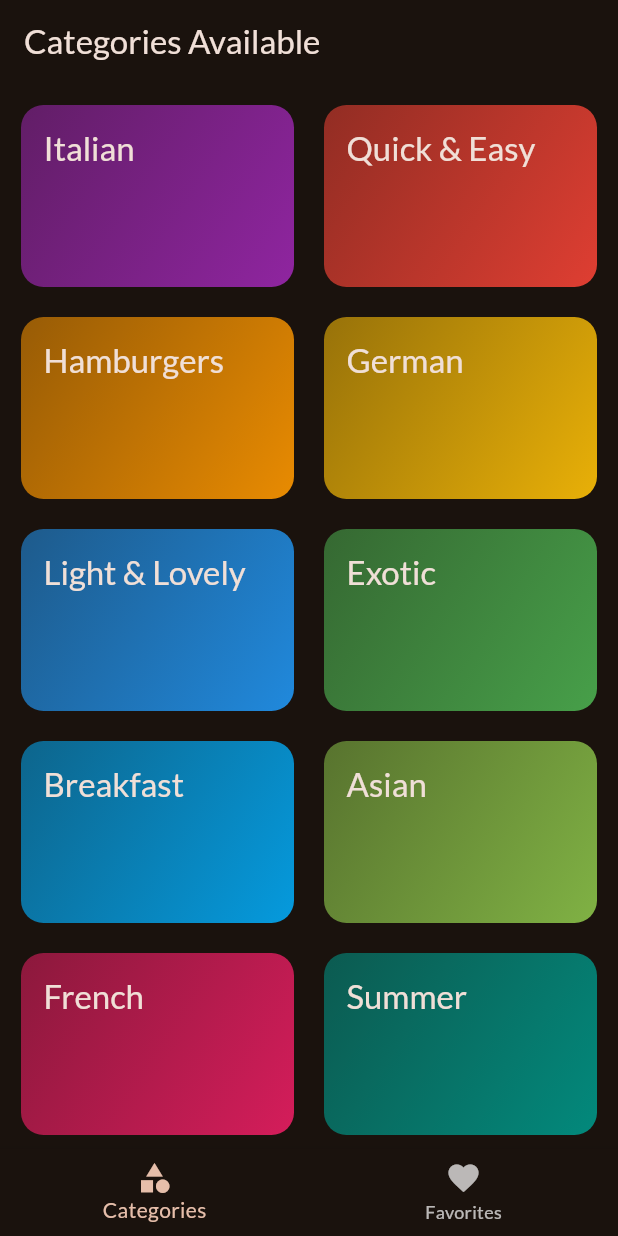
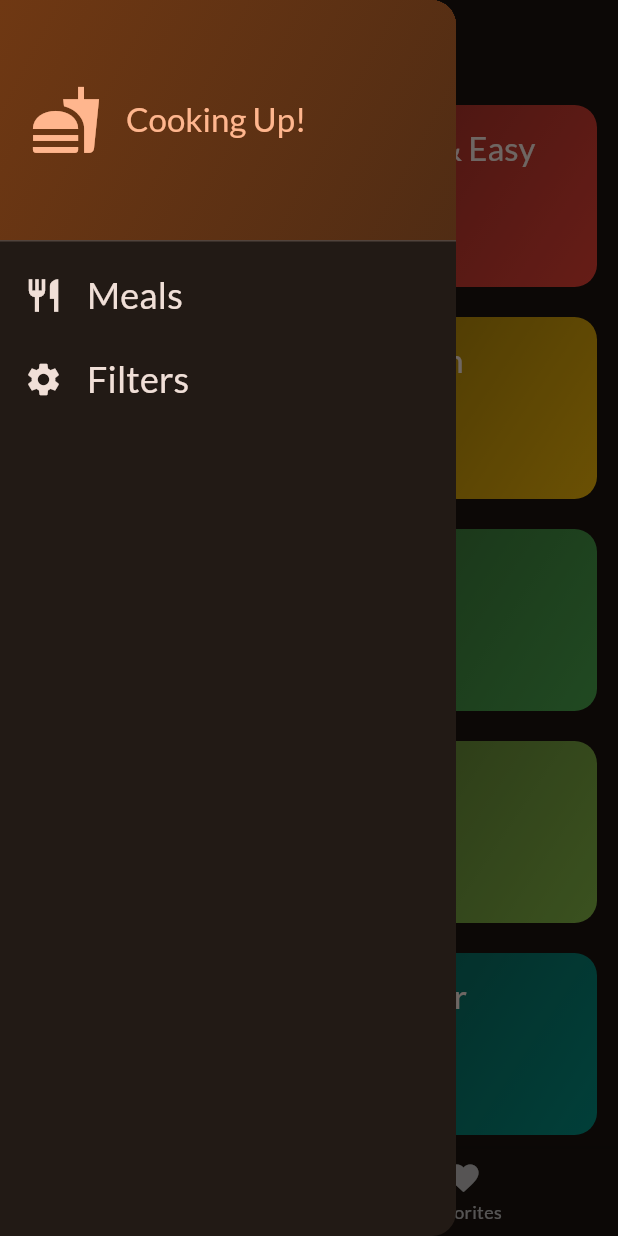
Before and after one commit to KrishKoria/Meals-App-Flutter, a Flutter app: the screen it shows after launch, with the side drawer open (before the commit the screen has no drawer), on a phone screen of 412 x 824 dp. Run offline on Flutter 3.47's test engine with Material 3 defaults, Android fonts, the phone set to English and light mode, and no system bars; our stand-ins replace google_fonts, transparent_image.

Commit message:
Created A custom Side Drawer

```diff
--- a/lib/Screens/tabs.dart
+++ b/lib/Screens/tabs.dart
@@ -2,6 +2,7 @@ import 'package:flutter/material.dart';
 import 'package:meals_app/Models/meal.dart';
 import 'package:meals_app/Screens/categories.dart';
 import 'package:meals_app/Screens/meals.dart';
+import 'package:meals_app/Widgets/side_drawer.dart';
 
 class TabsScreen extends StatefulWidget {
   const TabsScreen({super.key});
@@ -53,6 +54,7 @@ class _TabsScreenState extends State<TabsScreen> {
     final activePageTitle =
         _selectedPageIndex == 0 ? "Categories Available" : "Your Favorites";
     return Scaffold(
+      drawer: const SideDrawer(),
       appBar: AppBar(
         title: Text(activePageTitle),
       ),
--- /dev/null
+++ b/lib/Widgets/side_drawer.dart
@@ -0,0 +1,81 @@
+import 'package:flutter/material.dart';
+
+class SideDrawer extends StatelessWidget {
+  const SideDrawer({super.key});
+  @override
+  Widget build(BuildContext context) {
+    return Drawer(
+      child: Column(
+        children: [
+          DrawerHeader(
+            padding: const EdgeInsets.all(20),
+            decoration: BoxDecoration(
+              gradient: LinearGradient(
+                colors: [
+                  Theme.of(context).colorScheme.primaryContainer,
+                  Theme.of(context)
+                      .colorScheme
+                      .primaryContainer
+                      .withOpacity(0.6),
+                ],
+                begin: Alignment.topLeft,
+                end: Alignment.bottomRight,
+              ),
+            ),
+            child: Row(
+              children: [
+                Icon(
+                  Icons.fastfood,
+                  size: 48,
+                  color: Theme.of(context).colorScheme.primary,
+                ),
+                const SizedBox(width: 16),
+                Text(
+                  'Cooking Up!',
+                  style: Theme.of(context)
+                      .textTheme
+                      .titleLarge!
+                      .copyWith(color: Theme.of(context).colorScheme.primary),
+                ),
+              ],
+            ),
+          ),
+          ListTile(
+            leading: Icon(
+              Icons.restaurant,
+              size: 26,
+              color: Theme.of(context).colorScheme.onBackground,
+            ),
+            title: Text(
+              'Meals',
+              style: Theme.of(context).textTheme.titleSmall!.copyWith(
+                    color: Theme.of(context).colorScheme.onBackground,
+                    fontSize: 24,
+                  ),
+            ),
+            onTap: () {
+              Navigator.of(context).pushReplacementNamed('/');
+            },
+          ),
+          ListTile(
+            leading: Icon(
+              Icons.settings,
+              size: 26,
+              color: Theme.of(context).colorScheme.onBackground,
+            ),
+            title: Text(
+              'Filters',
+              style: Theme.of(context).textTheme.titleSmall!.copyWith(
+                    color: Theme.of(context).colorScheme.onBackground,
+                    fontSize: 24,
+                  ),
+            ),
+            onTap: () {
+              Navigator.of(context).pushReplacementNamed('/');
+            },
+          ),
+        ],
+      ),
+    );
+  }
+}
```
